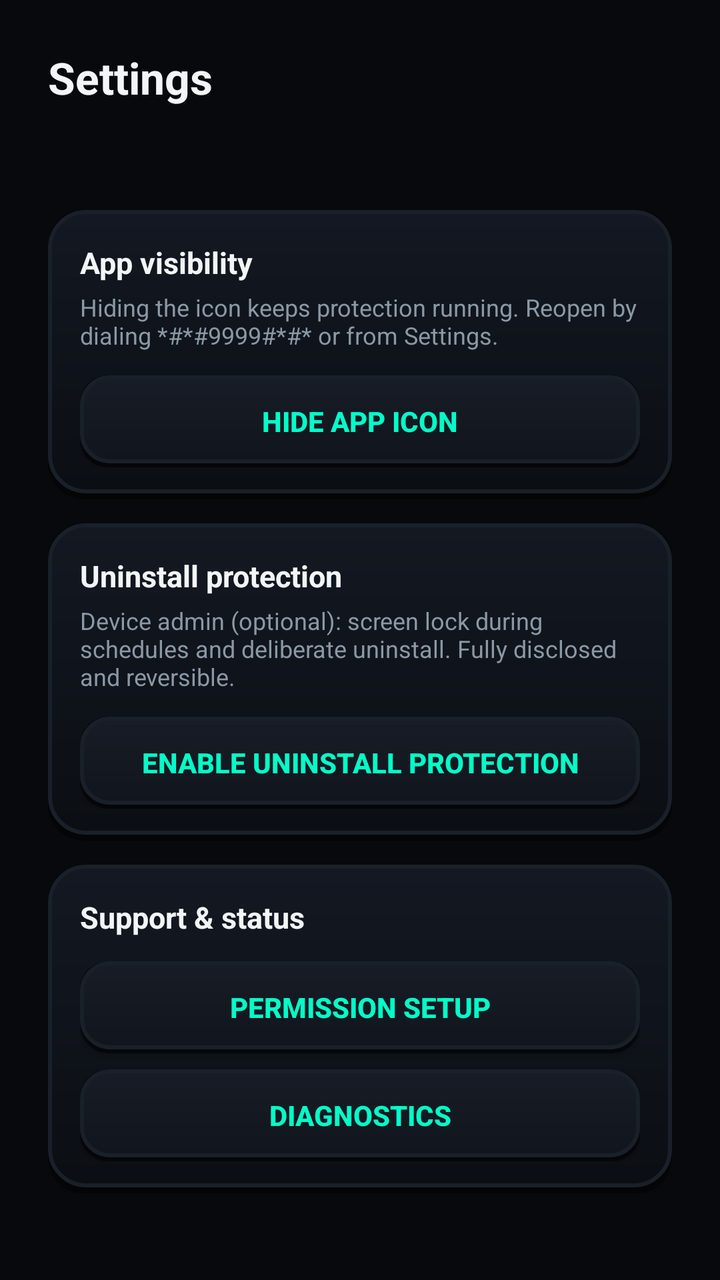
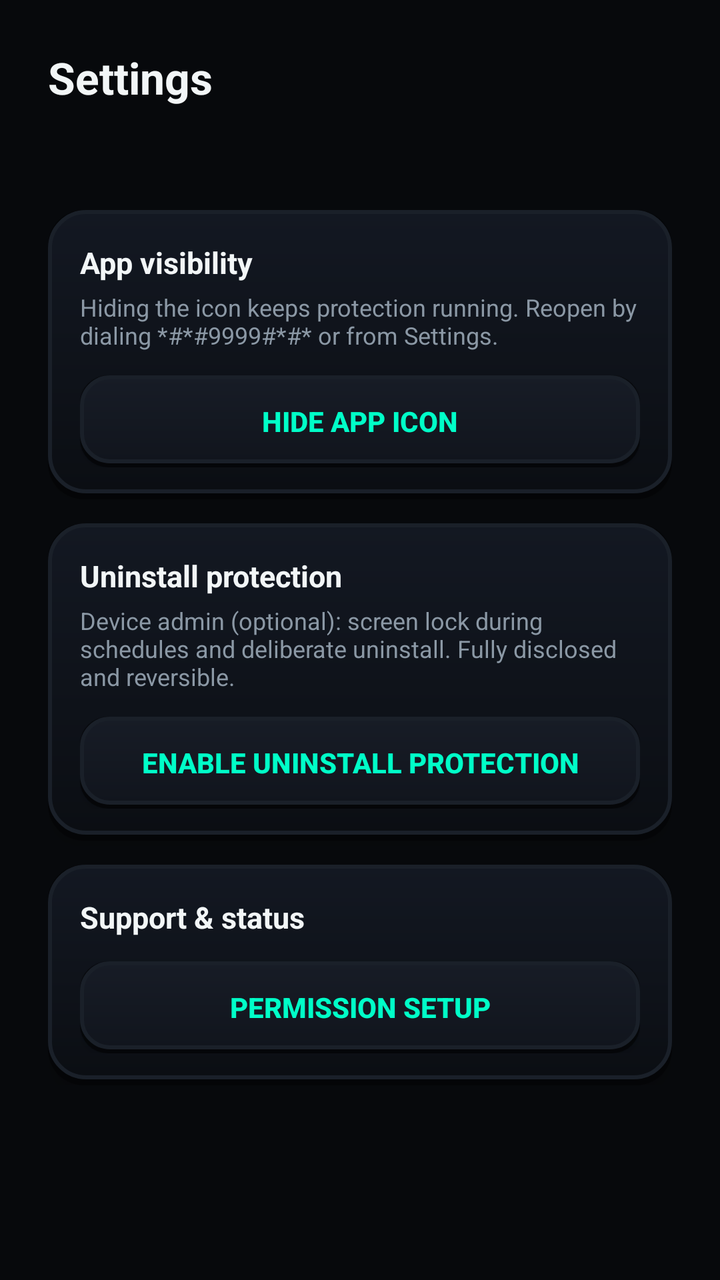

The first picture is an Android layout as it rendered before a commit; the second is the same layout after the commit. The layout source and the unified diff follow.
<!-- AndroidManifest.xml: application theme Theme.AccessControl -->
<!-- res/layout/activity_settings.xml -->
<?xml version="1.0" encoding="utf-8"?>
<LinearLayout xmlns:android="http://schemas.android.com/apk/res/android"
    android:layout_width="match_parent"
    android:layout_height="match_parent"
    android:orientation="vertical"
    android:padding="24dp">

    <TextView
        android:layout_width="wrap_content"
        android:layout_height="wrap_content"
        android:text="@string/dash_settings"
        android:textColor="@color/clay_text"
        android:textSize="22sp"
        android:textStyle="bold" />

    <TextView
        android:id="@+id/settingsPaired"
        android:layout_width="wrap_content"
        android:layout_height="wrap_content"
        android:layout_marginTop="6dp"
        android:textColor="@color/clay_text_soft"
        android:textSize="13sp" />

    <ScrollView
        android:layout_width="match_parent"
        android:layout_height="0dp"
        android:layout_marginTop="16dp"
        android:layout_weight="1">

        <LinearLayout
            android:layout_width="match_parent"
            android:layout_height="wrap_content"
            android:orientation="vertical">

            <LinearLayout style="@style/PermCard">
                <TextView style="@style/PermTitle" android:text="App visibility" />
                <TextView style="@style/PermDesc" android:text="Hiding the icon keeps protection running. Reopen by dialing *#*#9999#*#* or from Settings." />
                <androidx.appcompat.widget.AppCompatButton
                    android:id="@+id/btnToggleIcon"
                    android:layout_width="match_parent"
                    android:layout_height="46dp"
                    android:layout_marginTop="12dp"
                    android:background="@drawable/bg_clay_button_soft"
                    android:text="@string/settings_icon_hide"
                    android:textColor="@color/clay_primary"
                    android:textStyle="bold" />
            </LinearLayout>

            <LinearLayout style="@style/PermCard">
                <TextView style="@style/PermTitle" android:text="Uninstall protection" />
                <TextView style="@style/PermDesc" android:text="Device admin (optional): screen lock during schedules and deliberate uninstall. Fully disclosed and reversible." />
                <androidx.appcompat.widget.AppCompatButton
                    android:id="@+id/btnToggleAdmin"
                    android:layout_width="match_parent"
                    android:layout_height="46dp"
                    android:layout_marginTop="12dp"
                    android:background="@drawable/bg_clay_button_soft"
                    android:text="@string/settings_admin_activate"
                    android:textColor="@color/clay_primary"
                    android:textStyle="bold" />
            </LinearLayout>

            <LinearLayout style="@style/PermCard">
                <TextView style="@style/PermTitle" android:text="Support &amp; status" />
                <androidx.appcompat.widget.AppCompatButton
                    android:id="@+id/btnSettingsPermissions"
                    android:layout_width="match_parent"
                    android:layout_height="46dp"
                    android:layout_marginTop="12dp"
                    android:background="@drawable/bg_clay_button_soft"
                    android:text="@string/settings_permissions"
                    android:textColor="@color/clay_primary"
                    android:textStyle="bold" />
                <androidx.appcompat.widget.AppCompatButton
                    android:id="@+id/btnDiagnostics"
                    android:layout_width="match_parent"
                    android:layout_height="46dp"
                    android:layout_marginTop="8dp"
                    android:background="@drawable/bg_clay_button_soft"
                    android:text="@string/settings_diagnostics"
                    android:textColor="@color/clay_primary"
                    android:textStyle="bold" />
            </LinearLayout>
        </LinearLayout>
    </ScrollView>
</LinearLayout>
<!-- resources referenced by this layout -->
<resources>
  <color name="clay_primary">#00FFC8</color>
  <color name="clay_text">#F2F6F7</color>
  <color name="clay_text_soft">#8B98A5</color>
  <!-- drawable bg_clay_button_soft (drawable) -->
  <?xml version="1.0" encoding="utf-8"?>
  <layer-list xmlns:android="http://schemas.android.com/apk/res/android">
      <item>
          <shape android:shape="rectangle">
              <corners android:radius="14dp" />
              <solid android:color="#80000000" />
          </shape>
      </item>
      <item android:bottom="2dp">
          <shape android:shape="rectangle">
              <corners android:radius="14dp" />
              <gradient
                  android:angle="270"
                  android:startColor="#171C26"
                  android:endColor="#11151D" />
              <stroke
                  android:width="2dp"
                  android:color="@color/clay_stroke" />
          </shape>
      </item>
  </layer-list>
  <string name="dash_settings">Settings</string>
  <string name="settings_admin_activate">Enable uninstall protection</string>
  <string name="settings_diagnostics">Diagnostics</string>
  <string name="settings_icon_hide">Hide app icon</string>
  <string name="settings_permissions">Permission setup</string>
  <style name="PermCard">
          <item name="android:layout_width">match_parent</item>
          <item name="android:layout_height">wrap_content</item>
          <item name="android:orientation">vertical</item>
          <item name="android:background">@drawable/bg_clay_card</item>
          <item name="android:elevation">6dp</item>
          <item name="android:layout_marginTop">12dp</item>
          <item name="android:padding">16dp</item>
      </style>
  <style name="PermDesc">
          <item name="android:layout_width">wrap_content</item>
          <item name="android:layout_height">wrap_content</item>
          <item name="android:layout_marginTop">4dp</item>
          <item name="android:textColor">@color/clay_text_soft</item>
          <item name="android:textSize">12sp</item>
      </style>
  <style name="PermTitle">
          <item name="android:layout_width">wrap_content</item>
          <item name="android:layout_height">wrap_content</item>
          <item name="android:textColor">@color/clay_text</item>
          <item name="android:textSize">15sp</item>
          <item name="android:textStyle">bold</item>
      </style>
  <style name="Theme.AccessControl" parent="Theme.Material3.Light.NoActionBar">
          <item name="colorPrimary">@color/clay_primary</item>
          <item name="colorOnPrimary">#062A22</item>
          <item name="colorPrimaryContainer">@color/clay_card_deep</item>
          <item name="colorSecondary">@color/clay_accent</item>
          <item name="android:statusBarColor">@color/clay_bg</item>
          <item name="android:navigationBarColor">@color/clay_bg</item>
          <item name="android:windowLightStatusBar">false</item>
          <item name="android:windowBackground">@color/clay_bg</item>
      </style>
  <color name="clay_stroke">#1A2029</color>
  <!-- drawable bg_clay_card (drawable) -->
  <?xml version="1.0" encoding="utf-8"?>
  <layer-list xmlns:android="http://schemas.android.com/apk/res/android">
      <item>
          <shape android:shape="rectangle">
              <corners android:radius="18dp" />
              <solid android:color="#66000000" />
          </shape>
      </item>
      <item android:bottom="3dp">
          <shape android:shape="rectangle">
              <corners android:radius="18dp" />
              <gradient
                  android:angle="270"
                  android:startColor="#131822"
                  android:endColor="#0B0E13" />
              <stroke
                  android:width="2dp"
                  android:color="@color/clay_stroke" />
          </shape>
      </item>
  </layer-list>
  <color name="clay_card_deep">#11151D</color>
  <color name="clay_accent">#4FC3F7</color>
  <color name="clay_bg">#07090C</color>
</resources>

<!-- the commit's change to res/layout/activity_settings.xml (unified diff, before → after) -->
@@ -71,15 +71,6 @@
                     android:text="@string/settings_permissions"
                     android:textColor="@color/clay_primary"
                     android:textStyle="bold" />
-                <androidx.appcompat.widget.AppCompatButton
-                    android:id="@+id/btnDiagnostics"
-                    android:layout_width="match_parent"
-                    android:layout_height="46dp"
-                    android:layout_marginTop="8dp"
-                    android:background="@drawable/bg_clay_button_soft"
-                    android:text="@string/settings_diagnostics"
-                    android:textColor="@color/clay_primary"
-                    android:textStyle="bold" />
             </LinearLayout>
         </LinearLayout>
     </ScrollView>
<!-- resource entries referenced after the edit -->
@@ -27,7 +27,6 @@
   </layer-list>
   <string name="dash_settings">Settings</string>
   <string name="settings_admin_activate">Enable uninstall protection</string>
-  <string name="settings_diagnostics">Diagnostics</string>
   <string name="settings_icon_hide">Hide app icon</string>
   <string name="settings_permissions">Permission setup</string>
   <style name="PermCard">
